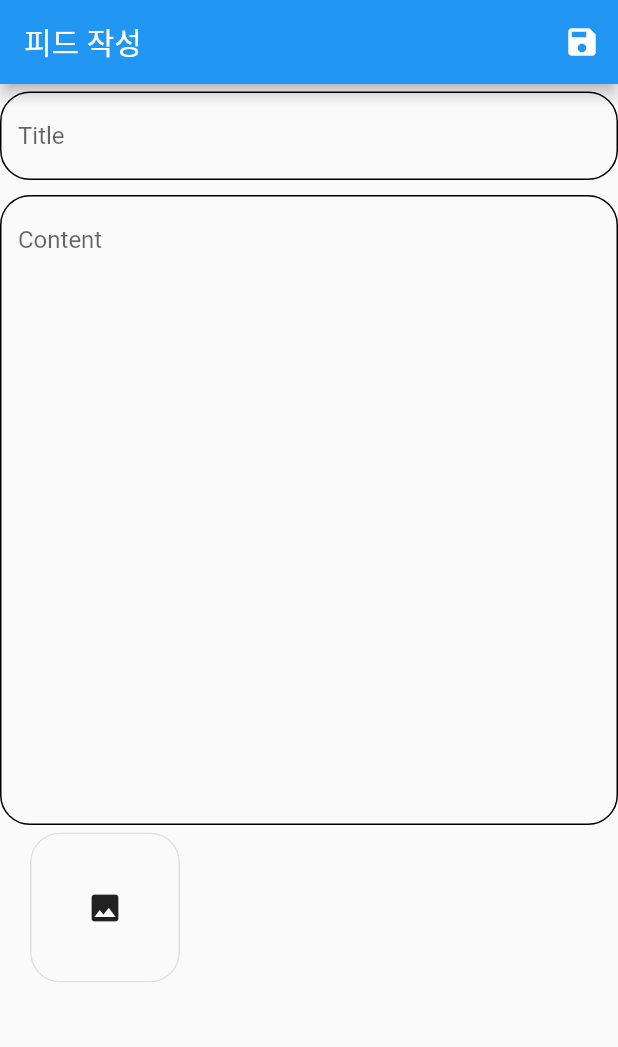
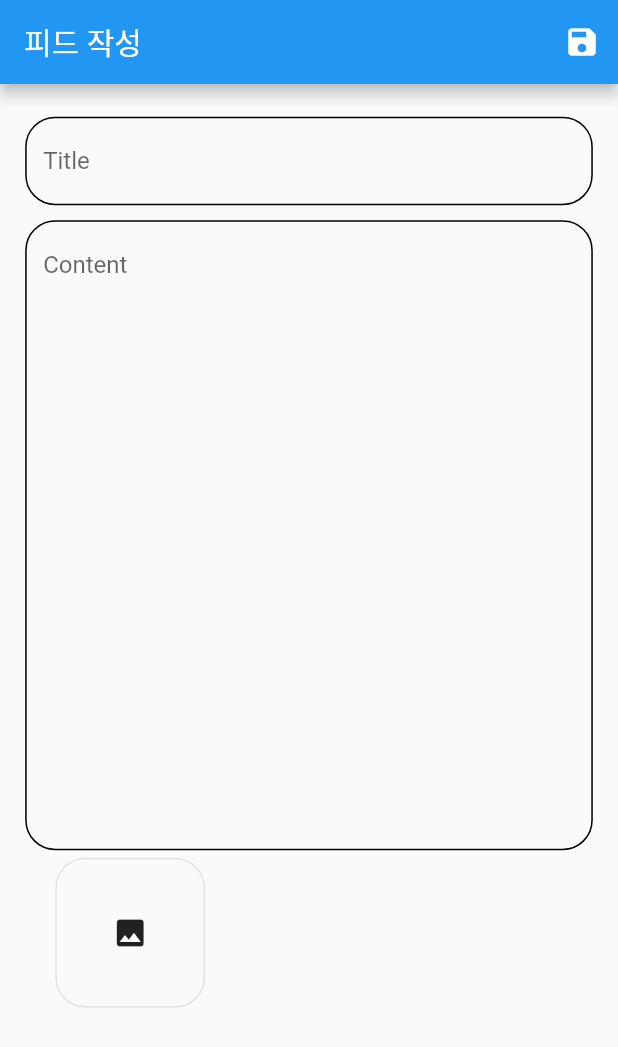
Before and after one commit to TUK-Board-Project/DeveloperBoard, a Flutter app: the FeedCreate screen opened directly, on a phone screen of 412 x 824 dp. Shown: the top 1047 px of the screen. Run offline on Flutter 3.47's test engine with Material 2 defaults, Android fonts, the phone set to English and light mode, and no system bars; our stand-ins replace get, image_picker, shared_preferences, validators; missing offline and left inert: xfile; accounts and stored records are empty.

Commit message:
fead create 수정

```diff
--- a/flutter/lib/src/screen/feed/feed_create.dart
+++ b/flutter/lib/src/screen/feed/feed_create.dart
@@ -76,9 +76,10 @@ class _FeedCreateState extends State<FeedCreate> {
           IconButton(onPressed: submit, icon: Icon(Icons.save)),
         ],
       ),
-      body: SafeArea(
-        top: false,
-        child: Column(
+      body: Padding(
+        padding: const EdgeInsets.all(16.8),
+        child: Form(
+          child: ListView(
             children: [
               CustomTextFormField(
                 funcontroller: titleController,
@@ -108,6 +109,7 @@ class _FeedCreateState extends State<FeedCreate> {
             ],
           ),
         ),
+      ),
     );
   }
 /*
--- a/flutter/lib/src/shared/global.dart
+++ b/flutter/lib/src/shared/global.dart
@@ -1,3 +1,3 @@
 class Global {
-  static const String API_ROOT = "http://14.51.64.14:3000";
+  static const String API_ROOT = "http://192.168.23.172:3000";
 }
```
Lines whose indentation alone changed are shown as unchanged.
